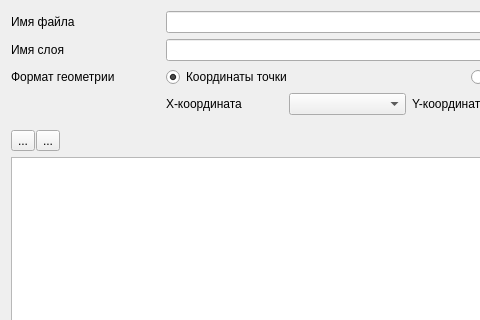
The window that qgis_pds_oracleSql_base.ui (vvkond/QGIS) describes before a commit, drawn with Qt 5; both pictures show x 0 to 480 and y 0 to 320 of the 786 by 604 pixel window.
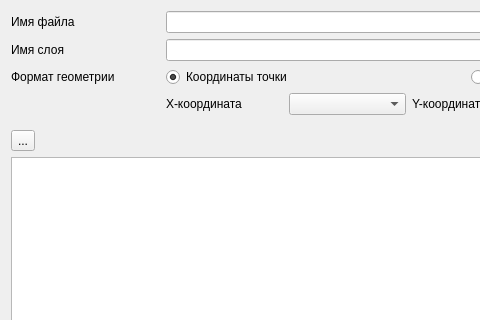
The same window after the commit.

Commit message: Oracle SQL

What changed in the file:
```diff
--- a/qgis_pds_oracleSql_base.ui
+++ b/qgis_pds_oracleSql_base.ui
@@ -149,10 +149,6 @@
        <property name="text">
         <string>...</string>
        </property>
-      </widget>
-     </item>
-     <item>
-      <widget class="QToolButton" name="mExecuteToolButton">
        <property name="text">
         <string>...</string>
        </property>
```
Left out of the diff: 26 changed lines with no effect on the pictures. The commit also changes 2 other files.
